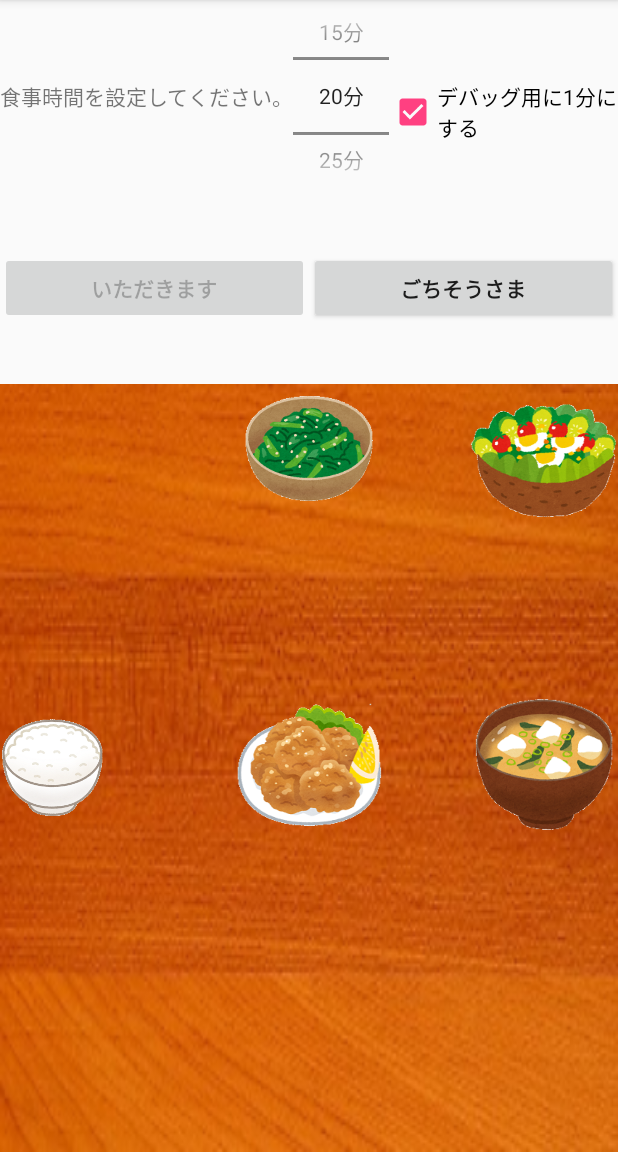
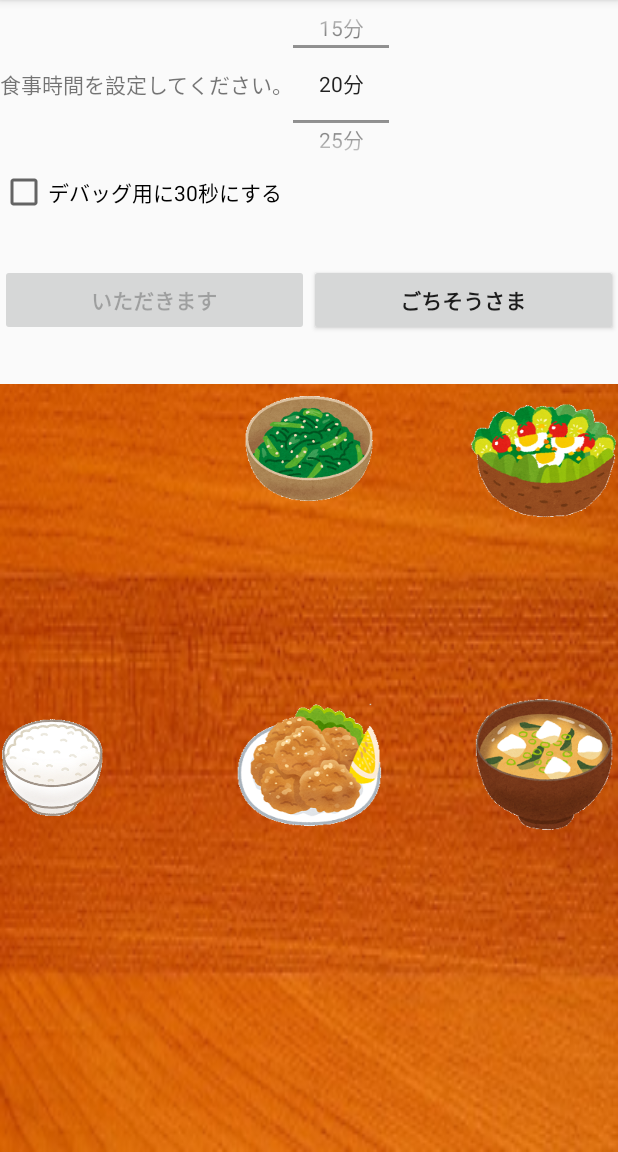
Before and after one commit to a-nagaoka/Timer, an Android app: the StartMealActivity screen opened directly, with no data from a screen before it, after a tap on "いただきます", on a phone screen of 412 x 824 dp, the part 84-1236 px from its top. Run offline under Robolectric (Android 15) with nearby library versions, the light colour scheme and no system bars.

Commit message:
アイコンの変更と画像シャッフル

```diff
--- a/ShishamoTimer/app/src/main/AndroidManifest.xml
+++ b/ShishamoTimer/app/src/main/AndroidManifest.xml
@@ -4,7 +4,7 @@
 
     <application
         android:allowBackup="true"
-        android:icon="@mipmap/ic_launcher"
+        android:icon="@mipmap/ic_shishamo"
         android:label="@string/app_name"
         android:supportsRtl="true"
         android:theme="@style/AppTheme">
--- a/ShishamoTimer/app/src/main/java/com/shishamo/shishamotimer/meal/StartMealActivity.java
+++ b/ShishamoTimer/app/src/main/java/com/shishamo/shishamotimer/meal/StartMealActivity.java
@@ -13,6 +13,7 @@ import android.widget.NumberPicker;
 import com.shishamo.shishamotimer.R;
 
 import java.util.ArrayList;
+import java.util.Collections;
 import java.util.List;
 
 /**
@@ -64,12 +65,17 @@ public class StartMealActivity extends AppCompatActivity  {
      * ビューにタッチイベントのリスナーを登録します。
      */
     private void setTouchImageListener() {
+        // 食べ物画像を5種類設定
         foods.add((ImageView) findViewById(R.id.rice));
         foods.add((ImageView) findViewById(R.id.miso_soup));
         foods.add((ImageView) findViewById(R.id.friedchicken));
         foods.add((ImageView) findViewById(R.id.gomaae));
         foods.add((ImageView) findViewById(R.id.green_salada));
+        // 順番をシャッフルする
+        Collections.shuffle(foods);
+
         for (ImageView dragView : foods) {
+            // タッチイベントを登録
             DragViewListener listener = new DragViewListener(dragView);
             dragView.setOnTouchListener(listener);
         }
@@ -127,17 +133,17 @@ public class StartMealActivity extends AppCompatActivity  {
         Button btnE = (Button)this.findViewById(R.id.btnEnd);
         btnE.setEnabled(true);
 
-        // 入力時間取得
-        int seconds = (mTimePicker.getValue() + 1) * 5 * 60 * 1000;
-        // デバッグ用
-        // 30秒で通知するよう設定
-        CheckBox checkBox = (CheckBox) findViewById(R.id.chkDebug);
-        if (checkBox.isChecked()) {
-            seconds = 30 * 1000;
+        // 入力時間とTicker設定（デフォルト30秒・5秒おき）
+        int seconds = 30 * 1000;
+        int tickTime = 5000;
+                CheckBox checkBox = (CheckBox) findViewById(R.id.chkDebug);
+        if (!checkBox.isChecked()) {
+            // Debugオフの場合は設定した時間
+            seconds = (mTimePicker.getValue() + 1) * 5 * 60 * 1000;
+            // ごはん画像の数にあわせてTickerを計算
+            tickTime = seconds / foods.size() - 1000;
         }
 
-        // ごはん画像の数にあわせてTickerを計算
-        int tickTime = seconds / foods.size() - 1 * 1000;
 
         // タイマー開始
         mEatingTimer = new EatingCountDownTimer(seconds, tickTime, this);
--- a/ShishamoTimer/app/src/main/res/drawable/fail_finish_animation.xml
+++ b/ShishamoTimer/app/src/main/res/drawable/fail_finish_animation.xml
@@ -10,7 +10,7 @@
     <item android:drawable="@drawable/droid_fail_6" android:duration="50" />
     <item android:drawable="@drawable/droid_fail_7" android:duration="50" />
     <item android:drawable="@drawable/droid_fail_8" android:duration="50" />
-    <item android:drawable="@drawable/droid_fail_9" android:duration="100" />
+    <item android:drawable="@drawable/droid_fail_9" android:duration="1000" />
     <item android:drawable="@drawable/droid_fail_8" android:duration="50" />
     <item android:drawable="@drawable/droid_fail_7" android:duration="50" />
     <item android:drawable="@drawable/droid_fail_6" android:duration="50" />
@@ -26,7 +26,7 @@
     <item android:drawable="@drawable/droid_fail_6" android:duration="50" />
     <item android:drawable="@drawable/droid_fail_7" android:duration="50" />
     <item android:drawable="@drawable/droid_fail_8" android:duration="50" />
-    <item android:drawable="@drawable/droid_fail_9" android:duration="100" />
+    <item android:drawable="@drawable/droid_fail_9" android:duration="1000" />
     <item android:drawable="@drawable/droid_fail_8" android:duration="50" />
     <item android:drawable="@drawable/droid_fail_7" android:duration="50" />
     <item android:drawable="@drawable/droid_fail_6" android:duration="50" />
--- a/ShishamoTimer/app/src/main/res/layout/activity_start_meal.xml
+++ b/ShishamoTimer/app/src/main/res/layout/activity_start_meal.xml
@@ -23,7 +23,6 @@
                 android:layout_height="match_parent"
                 android:id="@+id/textView"
                 android:singleLine="false"
-                android:password="false"
                 android:text="@string/mealTimerDescription"
                 android:gravity="center_vertical" />
 
@@ -32,14 +31,14 @@
                 android:layout_height="wrap_content"
                 android:id="@+id/numberPicker" />
 
-            <CheckBox
-                android:layout_width="wrap_content"
-                android:layout_height="wrap_content"
-                android:text="@string/min_for_debug"
-                android:id="@+id/chkDebug"
-                android:checked="true"
-                android:clickable="true" />
         </LinearLayout>
+        <CheckBox
+            android:layout_width="wrap_content"
+            android:layout_height="wrap_content"
+            android:text="@string/min_for_debug"
+            android:id="@+id/chkDebug"
+            android:checked="false"
+            android:clickable="true" />
         <LinearLayout
                 android:layout_width="match_parent"
                 android:layout_height="0dp"
--- a/ShishamoTimer/app/src/main/res/values/strings.xml
+++ b/ShishamoTimer/app/src/main/res/values/strings.xml
@@ -11,5 +11,5 @@
     <string name="message_failed">ごちそうさま、できなかった・・・</string>
     <string name="button_label_back">戻る</string>
     <string name="mealTimerDescription">食事時間を設定してください。</string>
-    <string name="min_for_debug">デバッグ用に1分にする</string>
+    <string name="min_for_debug">デバッグ用に30秒にする</string>
 </resources>
```
Also changed, not shown: ShishamoTimer/app/src/main/res/mipmap-hdpi/ic_shishamo.png (added), ShishamoTimer/app/src/main/res/mipmap-mdpi/ic_shishamo.png (added), ShishamoTimer/app/src/main/res/mipmap-xhdpi/ic_shishamo.png (added), ShishamoTimer/app/src/main/res/mipmap-xxhdpi/ic_shishamo.png (added), ShishamoTimer/app/src/main/res/mipmap-xxxhdpi/ic_shishamo.png (added).
